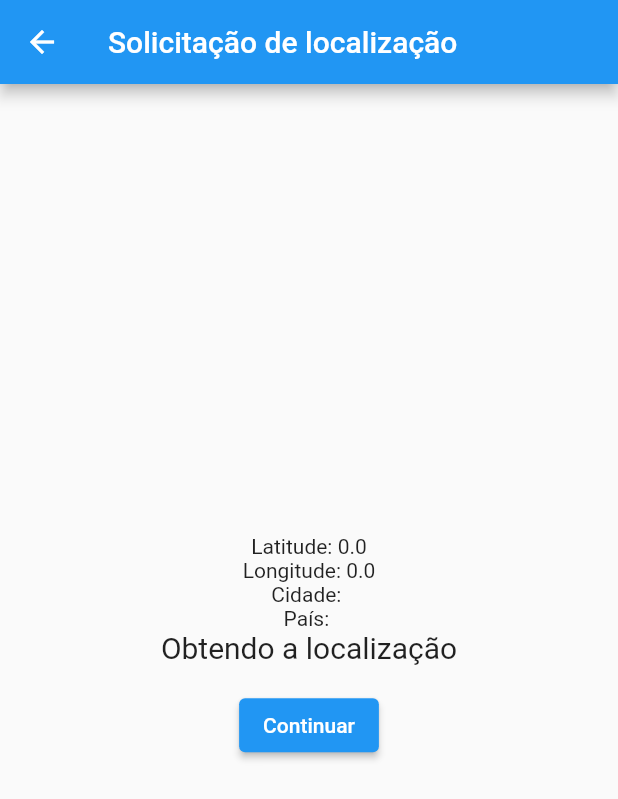
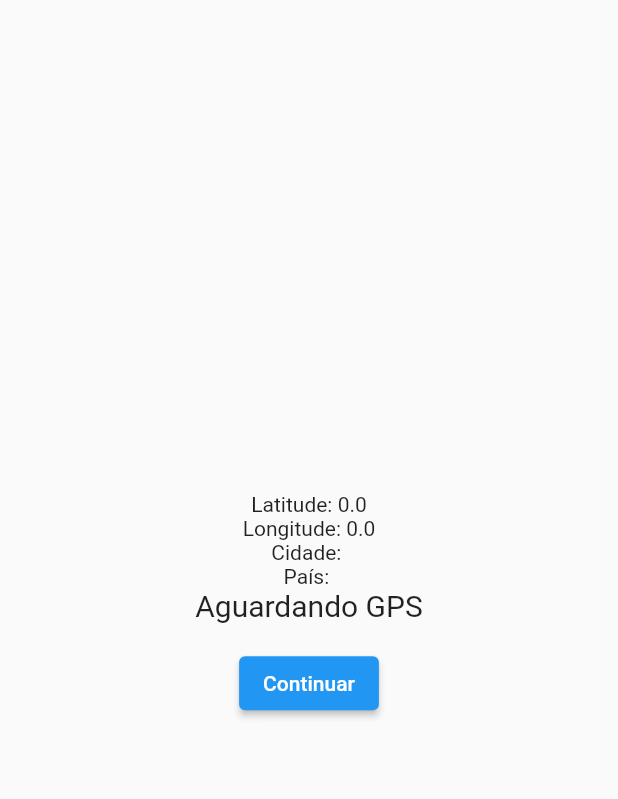
Before and after one commit to lucasdonordeste/mobile_outkey, a Flutter app: the LocalizacaoScreen screen opened directly, on a phone screen of 412 x 824 dp. Shown: the top 799 px of the screen. Run offline on Flutter 3.47's test engine with Material 2 defaults, Android fonts, the phone set to English and light mode, and no system bars; our stand-ins replace geocoding, geolocator, permission_handler, shared_preferences; accounts and stored records are empty.

```diff
--- a/lib/administrador_screen.dart
+++ b/lib/administrador_screen.dart
@@ -16,9 +16,7 @@ class _AdministradorScreenState extends State<AdministradorScreen> {
     final appState = Provider.of<AppState>(context);
 
     return Scaffold(
-      appBar: AppBar(
-        title: Text('Administrador'),
-      ),
+
       body: Center(
         child: Column(
           mainAxisAlignment: MainAxisAlignment.center,
--- a/lib/home_screen.dart
+++ b/lib/home_screen.dart
@@ -15,9 +15,7 @@ class _HomeScreenState extends State<HomeScreen> {
   @override
   Widget build(BuildContext context) {
     return Scaffold(
-      appBar: AppBar(
-        title: Text('Home'),
-      ),
+
       body: const Center(
         child: Text('Seja bem-vindo à home'),
       ),
--- a/lib/leitor_screen.dart
+++ b/lib/leitor_screen.dart
@@ -16,9 +16,7 @@ class _LeitorScreenState extends State<LeitorScreen> {
     final appState = Provider.of<AppState>(context);
 
     return Scaffold(
-      appBar: AppBar(
-        title: Text('Leitor'),
-      ),
+
       body: Center(
         child: Column(
           mainAxisAlignment: MainAxisAlignment.center,
--- a/lib/localizacao_screen.dart
+++ b/lib/localizacao_screen.dart
@@ -36,8 +36,17 @@ class _LocalizacaoScreenState extends State<LocalizacaoScreen> {
 
   @override
   void initState() {
-    listenPosition();
     super.initState();
+    loadLoginState().then((isLoggedIn) {
+      if (isLoggedIn) {
+        Navigator.pushReplacement(
+          context,
+          MaterialPageRoute(
+            builder: (context) => LocalizacaoScreen(),
+          ),
+        );
+      }
+    });
   }
 
   listenPosition() async {
@@ -91,9 +100,7 @@ class _LocalizacaoScreenState extends State<LocalizacaoScreen> {
     Widget build(BuildContext context) {
       final appState = Provider.of<AppState>(context);
       return Scaffold(
-        appBar: AppBar(
-          title: Text('Solicitação de localização'),
-        ),
+
         body: Center(
             child: Column(
                 mainAxisAlignment: MainAxisAlignment.center,
@@ -133,4 +140,9 @@ class _LocalizacaoScreenState extends State<LocalizacaoScreen> {
       ])),
     );
   }
+
+  loadLoginState() {
+   //levar para a home screen se o usuário já estiver logado
+    return Future.value(false);
+  }
 }
--- a/pubspec.yaml
+++ b/pubspec.yaml
@@ -18,6 +18,8 @@ dependencies:
   flutter_localization: ^0.1.9
   permission_handler: ^10.2.0
   geocoding: ^2.0.5
+  sqflite: ^2.2.2
+  shared_preferences: ^2.0.15
 
   cupertino_icons: ^1.0.2
 
```
Also changed, not shown: lib/app_state.dart (+39 -4 lines), lib/login_screen.dart (+50 -17 lines), lib/main.dart (+19 -1 lines), lib/user_model.dart (added, +11 -0 lines), pubspec.lock.
